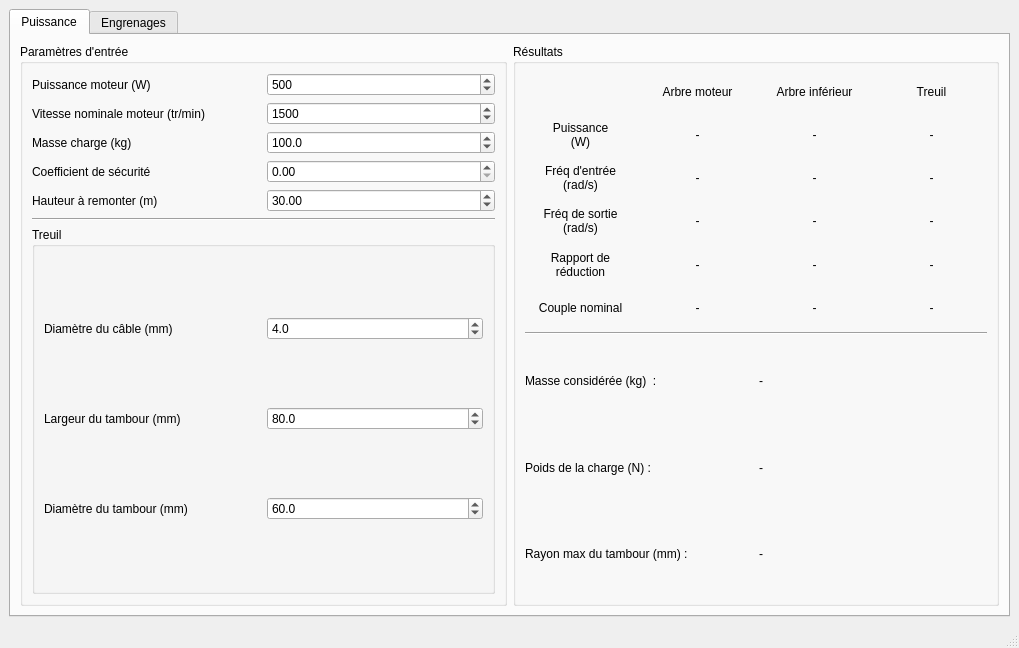
Before: the Qt Designer form UI_engr/mainwindow.ui in Cypher-0/UI_calc_engr_S3A, drawn with Qt 5.
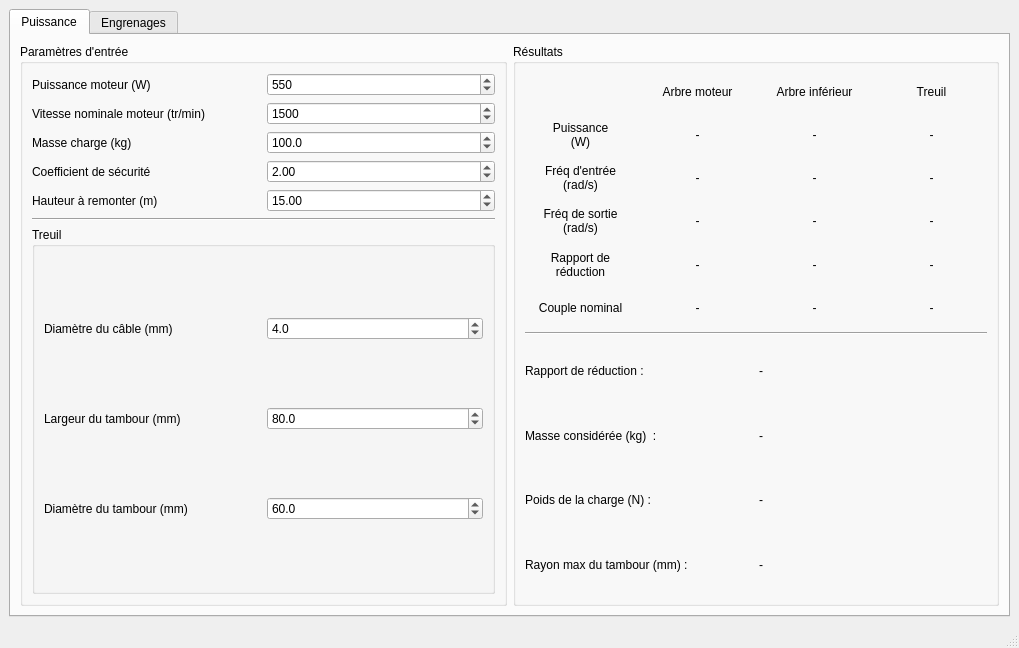
After: the same form once the commit is applied.

Commit message: Finalisation de la partie puissance, MAJ de l'UI

What changed in the file:
```diff
--- a/UI_engr/mainwindow.ui
+++ b/UI_engr/mainwindow.ui
@@ -56,7 +56,7 @@
                 <double>5.000000000000000</double>
                </property>
                <property name="value">
-                <double>30.000000000000000</double>
+                <double>15.000000000000000</double>
                </property>
               </widget>
              </item>
@@ -106,12 +106,16 @@
                 <number>10</number>
                </property>
                <property name="value">
-                <number>500</number>
+                <number>550</number>
                </property>
               </widget>
              </item>
              <item row="3" column="1">
-              <widget class="QDoubleSpinBox" name="dsb_safetyCoef"/>
+              <widget class="QDoubleSpinBox" name="dsb_safetyCoef">
+               <property name="value">
+                <double>2.000000000000000</double>
+               </property>
+              </widget>
              </item>
              <item row="3" column="0">
               <widget class="QLabel" name="lbl_disp_safetyCoef">
@@ -451,48 +455,62 @@
            </item>
            <item>
             <layout class="QGridLayout" name="grL_miscPwrResult">
-             <item row="1" column="0">
+             <item row="2" column="0">
               <widget class="QLabel" name="lbl_disp_loadWeight">
                <property name="text">
                 <string>Poids de la charge (N) :</string>
                </property>
               </widget>
              </item>
-             <item row="0" column="0">
+             <item row="1" column="0">
               <widget class="QLabel" name="lbl_disp_calcLoadMass">
                <property name="text">
                 <string>Masse considérée (kg)  :</string>
                </property>
               </widget>
              </item>
-             <item row="1" column="1">
-              <widget class="QLabel" name="lbl_loadWeight">
-               <property name="text">
-                <string>-</string>
-               </property>
-              </widget>
-             </item>
-             <item row="0" column="1">
-              <widget class="QLabel" name="lbl_calcLoadMass">
-               <property name="text">
-                <string>-</string>
-               </property>
-              </widget>
-             </item>
-             <item row="3" column="0">
+             <item row="4" column="0">
               <widget class="QLabel" name="lbl_disp_maxSpoolRad">
                <property name="text">
                 <string>Rayon max du tambour (mm) :</string>
                </property>
               </widget>
              </item>
-             <item row="3" column="1">
+             <item row="2" column="1">
+              <widget class="QLabel" name="lbl_loadWeight">
+               <property name="text">
+                <string>-</string>
+               </property>
+              </widget>
+             </item>
+             <item row="1" column="1">
+              <widget class="QLabel" name="lbl_calcLoadMass">
+               <property name="text">
+                <string>-</string>
+               </property>
+              </widget>
+             </item>
+             <item row="4" column="1">
               <widget class="QLabel" name="lbl_maxSpoolRad">
                <property name="text">
                 <string>-</string>
                </property>
               </widget>
              </item>
+             <item row="0" column="0">
+              <widget class="QLabel" name="lbl_disp_totalReduc">
+               <property name="text">
+                <string>Rapport de réduction :</string>
+               </property>
+              </widget>
+             </item>
+             <item row="0" column="1">
+              <widget class="QLabel" name="lbl_totalReduc">
+               <property name="text">
+                <string>-</string>
+               </property>
+              </widget>
+             </item>
             </layout>
            </item>
           </layout>
```
Left out of the diff: 8 changed lines with no effect on the pictures. The commit also changes 5 other files.
